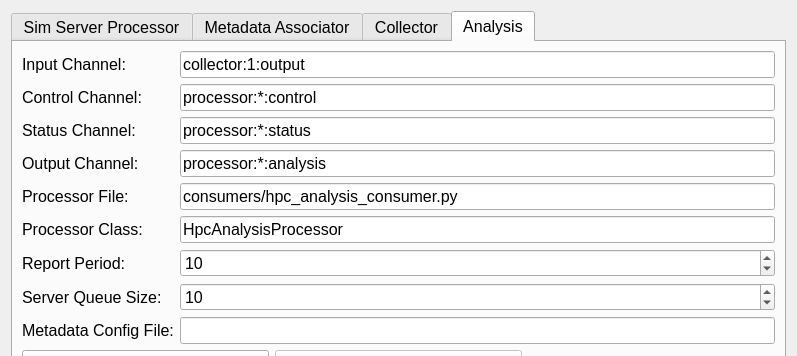
AdvancedPhotonSource/DashPVA, file gui/pva_workflow_setup.ui: the form before one commit; both pictures show x 0 to 797 and y 0 to 356 of the 797 by 797 pixel window.
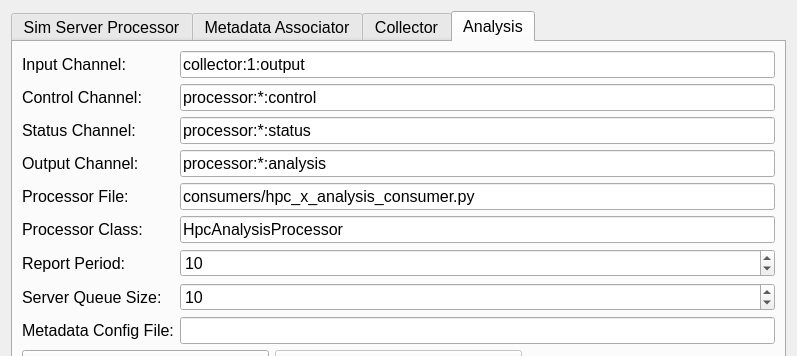
The form after the commit. The open tabs and pages were chosen to show the change.

Commit message: changing default settings in the gui

The edit to the form file:
```diff
--- a/gui/pva_workflow_setup.ui
+++ b/gui/pva_workflow_setup.ui
@@ -874,7 +874,7 @@
          <item row="4" column="1">
           <widget class="QLineEdit" name="lineEditProcessorFileAnalysis">
            <property name="text">
-            <string>consumers/hpc_analysis_consumer.py</string>
+            <string>consumers/hpc_x_analysis_consumer.py</string>
            </property>
           </widget>
          </item>
```
Left out of the diff: 6 changed lines with no effect on the pictures.
